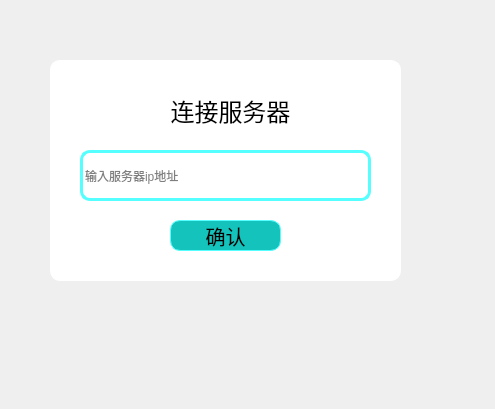
The window that ClientUI/Connect_Server.ui (IDMoquan/Chatting_Room) describes before a commit, drawn with Qt 5.
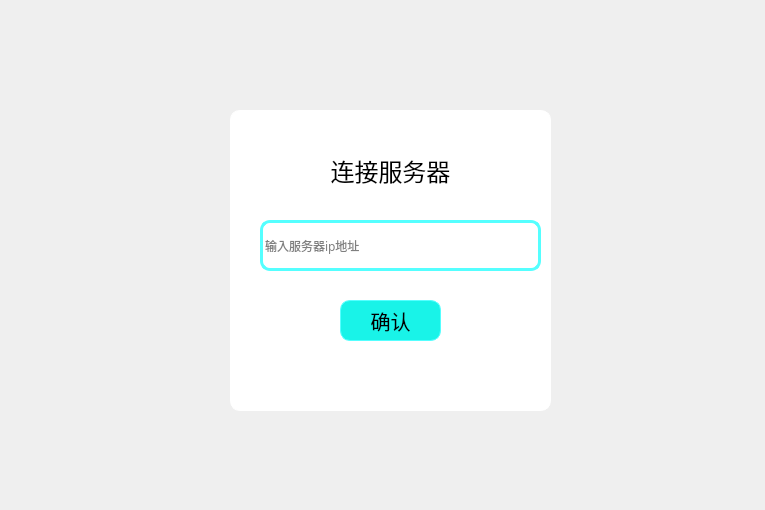
The same window after the commit.

What changed in the file:
```diff
--- a/ClientUI/Connect_Server.ui
+++ b/ClientUI/Connect_Server.ui
@@ -6,8 +6,8 @@
    <rect>
     <x>0</x>
     <y>0</y>
-    <width>495</width>
-    <height>409</height>
+    <width>765</width>
+    <height>510</height>
    </rect>
   </property>
   <property name="windowTitle">
@@ -25,10 +25,10 @@
    </property>
    <property name="geometry">
     <rect>
-     <x>50</x>
-     <y>60</y>
-     <width>351</width>
-     <height>221</height>
+     <x>230</x>
+     <y>110</y>
+     <width>321</width>
+     <height>301</height>
     </rect>
    </property>
    <property name="sizePolicy">
@@ -37,6 +37,11 @@
      <verstretch>0</verstretch>
     </sizepolicy>
    </property>
+   <property name="font">
+    <font>
+     <family>微软雅黑</family>
+    </font>
+   </property>
    <property name="layoutDirection">
     <enum>Qt::LayoutDirection::RightToLeft</enum>
    </property>
@@ -52,10 +57,10 @@
    <widget class="QPushButton" name="pushButton">
     <property name="geometry">
      <rect>
-      <x>120</x>
-      <y>160</y>
-      <width>111</width>
-      <height>31</height>
+      <x>110</x>
+      <y>190</y>
+      <width>101</width>
+      <height>41</height>
      </rect>
     </property>
     <property name="sizePolicy">
@@ -66,6 +71,7 @@
     </property>
     <property name="font">
      <font>
+      <family>微软雅黑</family>
       <pointsize>15</pointsize>
      </font>
     </property>
@@ -76,7 +82,7 @@
     text-align: center;
 	color:rgb(0, 0, 0);
     border-radius: 10px; /* 设置边框圆角为10像素 */
-	background-color:rgb(20, 196, 188);
+	background-color:rgb(25, 243, 232);
 }
 QPushButton:hover {
     background-color: #f0f0f0; /* 鼠标悬停时的背景色 */
@@ -93,8 +99,8 @@
    <widget class="QLabel" name="label">
     <property name="geometry">
      <rect>
-      <x>40</x>
-      <y>30</y>
+      <x>20</x>
+      <y>40</y>
       <width>281</width>
       <height>41</height>
      </rect>
@@ -107,7 +113,7 @@
     </property>
     <property name="font">
      <font>
-      <family>幼圆</family>
+      <family>微软雅黑</family>
       <pointsize>18</pointsize>
       <italic>false</italic>
       <bold>false</bold>
@@ -131,8 +137,8 @@
     <property name="geometry">
      <rect>
       <x>30</x>
-      <y>90</y>
-      <width>291</width>
+      <y>110</y>
+      <width>281</width>
       <height>51</height>
      </rect>
     </property>
@@ -142,11 +148,17 @@
       <verstretch>0</verstretch>
      </sizepolicy>
     </property>
+    <property name="font">
+     <font>
+      <family>微软雅黑</family>
+     </font>
+    </property>
     <property name="styleSheet">
      <string notr="true">QLineEdit {
     border-radius: 10px; /* 设置边框圆角为10像素 */
     border: 3px solid rgb(85, 255, 255); /* 设置边框颜色和宽度 */
     background-color: transparent; /* 设置背景透明 */
+	color : rgb(0, 0, 0);
 }
 </string>
     </property>
```
Left out of the diff: 2 changed lines with no effect on the pictures.
